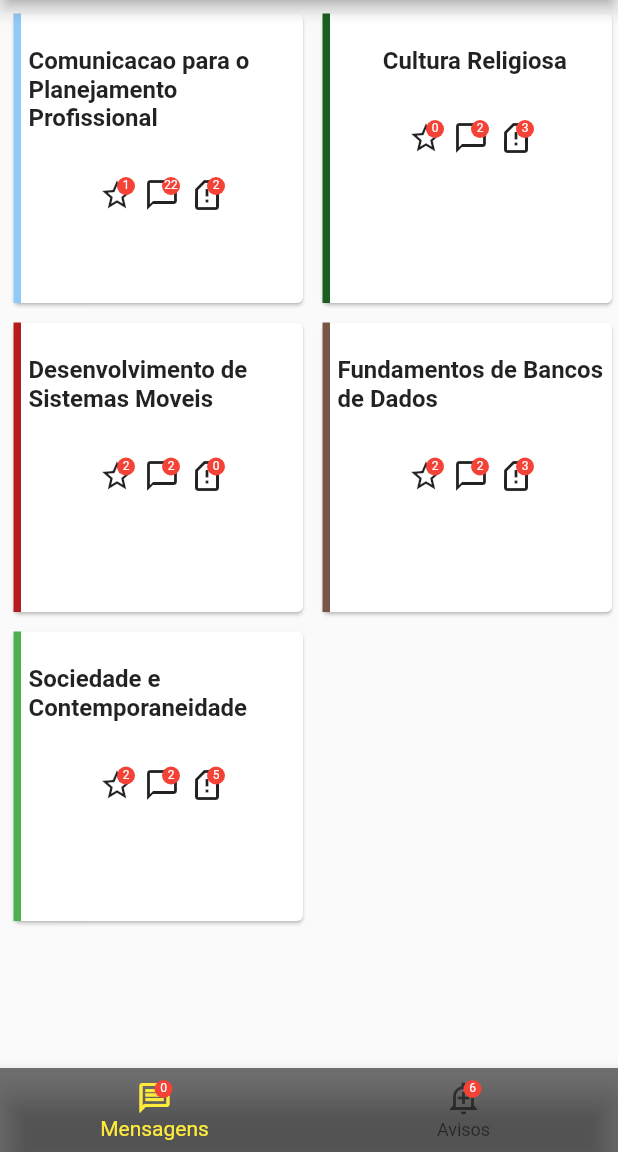
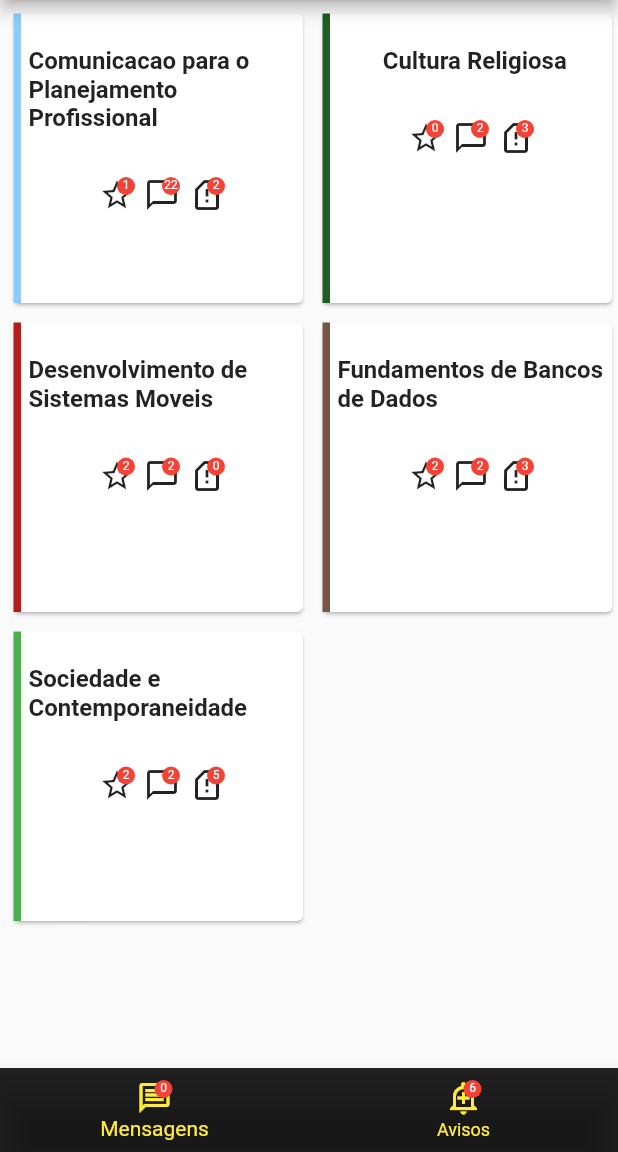
Before and after one commit to albertrein/flutter-ulbra-interface-aula, a Flutter app: the screen it shows after launch, on a phone screen of 412 x 824 dp, the part 84-1236 px from its top. Run offline on Flutter 3.47's test engine with Material 2 defaults, Android fonts, the phone set to English and light mode, and no system bars.

Commit message:
Corrigindo código para nova atualização do flutter.

```diff
--- a/lib/menu_rodape.dart
+++ b/lib/menu_rodape.dart
@@ -8,22 +8,22 @@ class MenuRodape extends StatelessWidget{
           BottomNavigationBarItem(
             icon: Stack(
               children: <Widget>[
-                new Icon(Icons.message_outlined),
-                new Positioned(
+                const Icon(Icons.message_outlined),
+                Positioned(
                   right: 0,
-                  child: new Container(
+                  child: Container(
                     padding: EdgeInsets.all(1),
-                    decoration: new BoxDecoration(
+                    decoration: BoxDecoration(
                       color: Colors.red,
                       borderRadius: BorderRadius.circular(6),
                     ),
-                    constraints: BoxConstraints(
+                    constraints: const BoxConstraints(
                       minWidth: 12,
                       minHeight: 12,
                     ),
-                    child: new Text(
+                    child: const Text(
                       '0',
-                      style: new TextStyle(
+                      style: TextStyle(
                         color: Colors.white,
                         fontSize: 8,
                       ),
@@ -36,24 +36,24 @@ class MenuRodape extends StatelessWidget{
             label: ('Mensagens'),
           ),
           BottomNavigationBarItem(
-            icon: new Stack(
+            icon: Stack(
               children: <Widget>[
-                new Icon(Icons.add_alert_outlined),
-                new Positioned(
+                const Icon(Icons.add_alert_outlined),
+                Positioned(
                   right: 0,
-                  child: new Container(
+                  child:  Container(
                     padding: EdgeInsets.all(1),
-                    decoration: new BoxDecoration(
+                    decoration: BoxDecoration(
                       color: Colors.red,
                       borderRadius: BorderRadius.circular(6),
                     ),
-                    constraints: BoxConstraints(
+                    constraints: const BoxConstraints(
                       minWidth: 12,
                       minHeight: 12,
                     ),
-                    child: new Text(
+                    child: const Text(
                       '6',
-                      style: new TextStyle(
+                      style: TextStyle(
                         color: Colors.white,
                         fontSize: 8,
                       ),
@@ -66,8 +66,10 @@ class MenuRodape extends StatelessWidget{
             label: ('Avisos'),
           ),
         ],
-        backgroundColor: Colors.black54,
+        backgroundColor: Colors.black87,
         selectedItemColor: Colors.yellow,
+        unselectedItemColor: Colors.yellow,
+        type: BottomNavigationBarType.fixed,
       );
   }
 }
```
